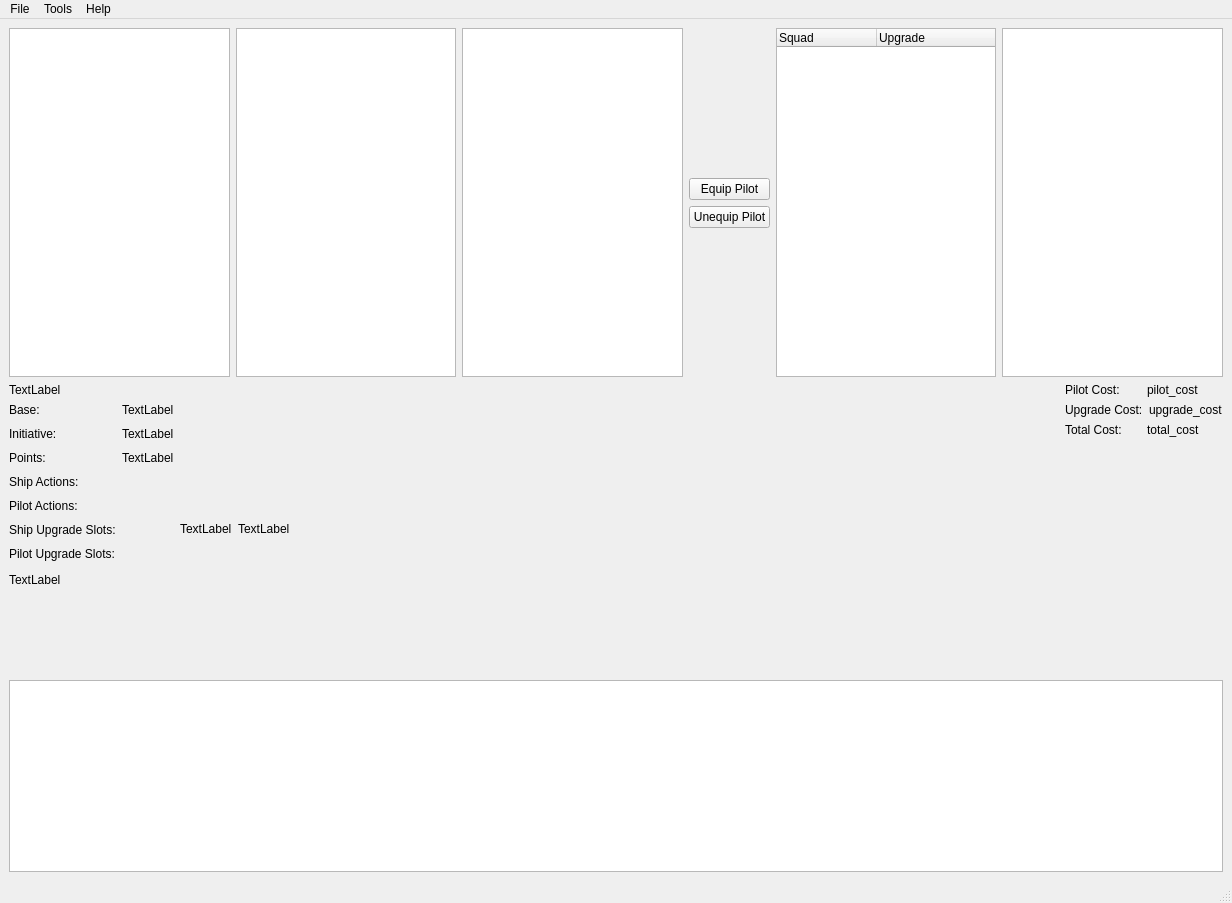
Before: the Qt Designer form qt_designer/main_window.ui in flipperlord/x-wing-squad-builder, drawn with Qt 5.
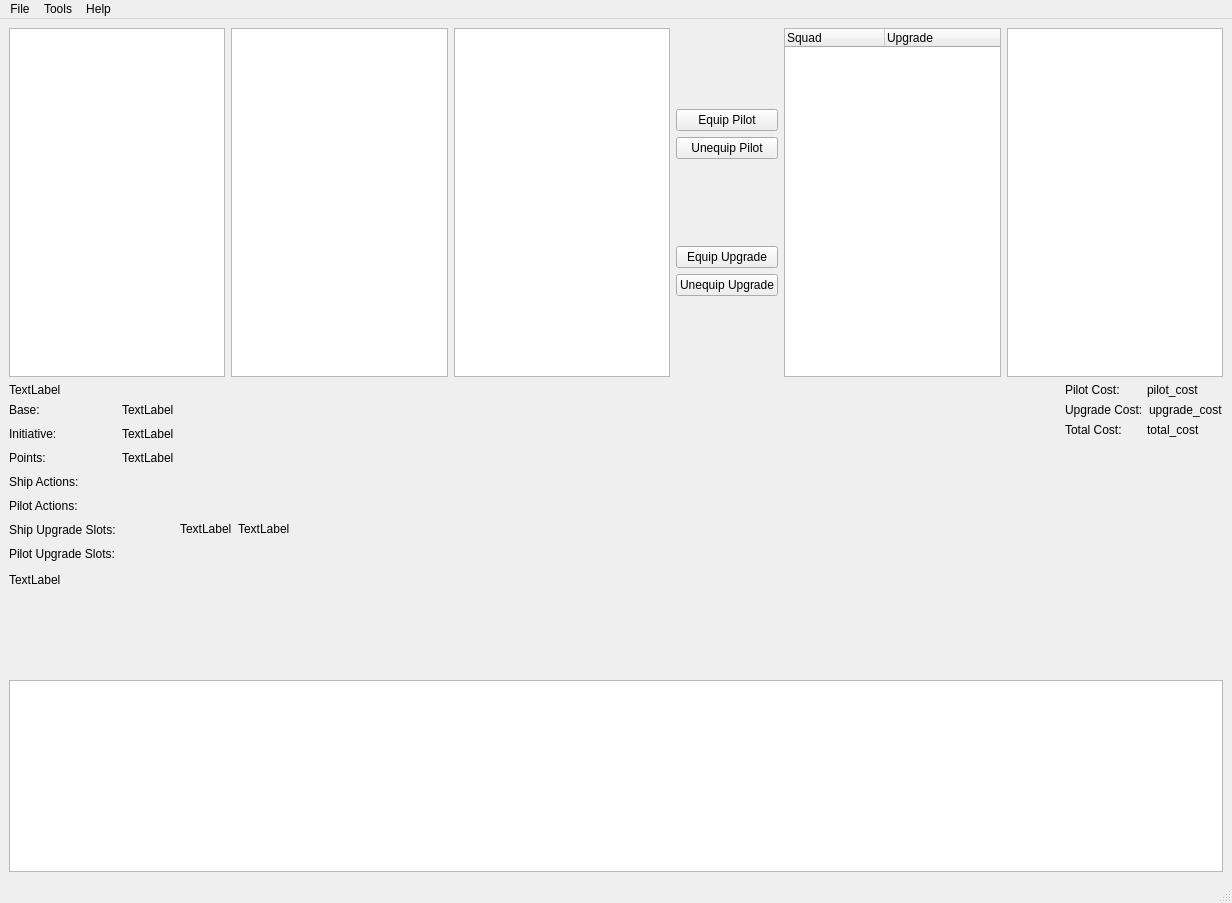
After: the same form once the commit is applied. Icons and pictures are not drawn.

Commit message: added upgrade filtering

```diff
--- a/qt_designer/main_window.ui
+++ b/qt_designer/main_window.ui
@@ -100,6 +100,33 @@
           </property>
          </spacer>
         </item>
+        <item>
+         <widget class="QPushButton" name="equip_upgrade_push_button">
+          <property name="text">
+           <string>Equip Upgrade</string>
+          </property>
+         </widget>
+        </item>
+        <item>
+         <widget class="QPushButton" name="unequip_upgrade_push_button">
+          <property name="text">
+           <string>Unequip Upgrade</string>
+          </property>
+         </widget>
+        </item>
+        <item>
+         <spacer name="verticalSpacer_5">
+          <property name="orientation">
+           <enum>Qt::Vertical</enum>
+          </property>
+          <property name="sizeHint" stdset="0">
+           <size>
+            <width>20</width>
+            <height>40</height>
+           </size>
+          </property>
+         </spacer>
+        </item>
        </layout>
       </item>
       <item>
```
The commit also changes 5 other files.
